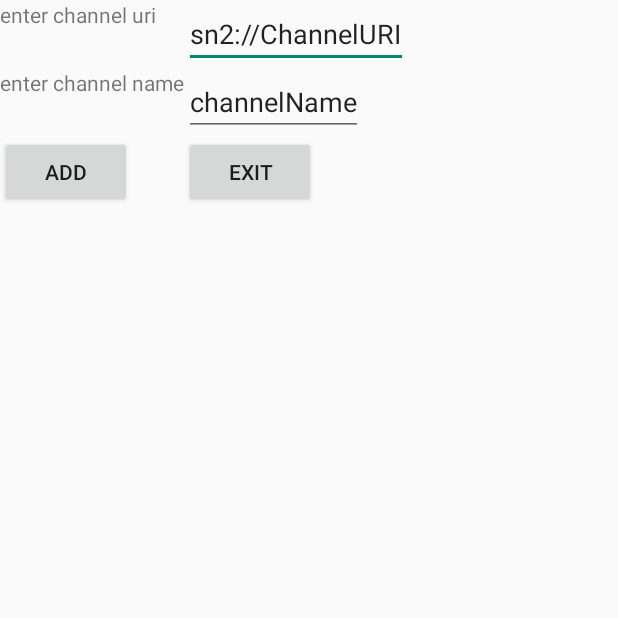
After one commit to SharedKnowledge/SharkNet2Android, an Android app: the AddMakanActivity screen opened directly, with no data from a screen before it, on a phone screen of 412 x 824 dp, the top half of it. The commit adds this screen. Run offline under Robolectric (Android 15) with nearby library versions, the phone set to English and light mode, and no system bars; 3 statements that could not run were skipped.

Commit message:
there is progress with makan

```diff
--- a/app/src/main/AndroidManifest.xml
+++ b/app/src/main/AndroidManifest.xml
@@ -27,10 +27,11 @@
             android:launchMode="singleTask">
             <intent-filter>
                 <action android:name="android.intent.action.MAIN" />
-
                 <category android:name="android.intent.category.LAUNCHER" />
             </intent-filter>
         </activity>
+
+        <activity android:name=".makan.android.AddMakanActivity" />
         <activity android:name=".radar.android.RadarActivity" />
         <activity android:name=".makan.android.MakanViewActivity" />
         <activity android:name=".makan.android.MakanAddMessageActivity" />
--- /dev/null
+++ b/app/src/main/java/net/sharksystem/makan/android/AddMakanActivity.java
@@ -0,0 +1,55 @@
+package net.sharksystem.makan.android;
+
+import android.content.Intent;
+import android.os.Bundle;
+import android.util.Log;
+import android.view.View;
+import android.widget.EditText;
+import android.widget.Toast;
+
+import net.sharksystem.R;
+import net.sharksystem.asap.ASAPException;
+import net.sharksystem.sharknet.android.SharkNetActivity;
+import net.sharksystem.sharknet.android.SharkNetApp;
+
+import java.io.IOException;
+
+public class AddMakanActivity extends SharkNetActivity {
+    protected void onCreate(Bundle savedInstanceState) {
+        super.onCreate(savedInstanceState);
+        Log.d(this.getLogStart(), "onCreate");
+
+        setContentView(R.layout.makan_add_makan_drawer_layout);
+
+        this.getSharkNetApp().setupDrawerLayout(this);
+
+        // initialize MakanApp
+        MakanApp.getMakanApp(this);
+    }
+
+    public void onClick(View view) {
+        if(view == this.findViewById(R.id.makanAddMakanDoAdd)) {
+            EditText uriText = this.findViewById(R.id.makanAddMakanURI);
+            EditText nameText = this.findViewById(R.id.makanAddMakanName);
+
+            try {
+                MakanApp.getMakanStorage().createMakan(
+                        uriText.getText(),
+                        nameText.getText(),
+                        SharkNetApp.getSharkNetApp(this).getOwnerID()
+                );
+
+            } catch (IOException | ASAPException e) {
+                String text = "failure: " + e.getLocalizedMessage();
+                Log.e(this.getLogStart(), text);
+                Toast.makeText(this, text, Toast.LENGTH_SHORT).show();
+            }
+        }
+
+        Toast.makeText(this, "bug: no exeception when creating existing channel",
+                Toast.LENGTH_SHORT).show();
+
+        Intent intent = new Intent(this, MakanListActivity.class);
+        this.startActivity(intent);
+    }
+}
--- a/app/src/main/java/net/sharksystem/makan/android/MakanApp.java
+++ b/app/src/main/java/net/sharksystem/makan/android/MakanApp.java
@@ -48,6 +48,7 @@ public class MakanApp {
 
 
     public static MakanStorage getMakanStorage() throws IOException, ASAPException {
+        MakanApp.makanStorage = null; // TODO: DEBUGGING
         if(MakanApp.makanStorage == null) {
             Log.d(LOGSTART, "makanStorage is null - create on");
 
@@ -71,7 +72,7 @@ public class MakanApp {
 
         SharkNetApp sharkNetApp = SharkNetApp.getSharkNetApp(MakanApp.singleton.currentActivity);
         // always create a new one - to keep track of changes in file system
-        Log.d(LOGSTART, "create ASAP storage");
+        Log.d(LOGSTART, "always create new ASAP storage - maybe we make it more permanent later");
         return ASAPEngineFS.getASAPStorage(
                 sharkNetApp.getOwnerName().toString(),
                 sharkNetApp.getASAPAppRootFolderName(MakanApp.MAKAN_FOLDER_NAME),
--- /dev/null
+++ b/app/src/main/res/layout/makan_add_makan_drawer_layout.xml
@@ -0,0 +1,14 @@
+<?xml version="1.0" encoding="utf-8"?>
+<!-- Use DrawerLayout as root container for activity -->
+<android.support.v4.widget.DrawerLayout xmlns:android="http://schemas.android.com/apk/res/android"
+    xmlns:app="http://schemas.android.com/apk/res-auto"
+    android:id="@+id/sharknet_drawer_layout"
+    android:layout_width="match_parent"
+    android:layout_height="match_parent"
+    android:fitsSystemWindows="true">
+
+    <include layout="@layout/makan_add_makan_layout" />
+
+    <include layout="@layout/sharknet_drawer_navigation_view" />
+
+</android.support.v4.widget.DrawerLayout>
--- /dev/null
+++ b/app/src/main/res/layout/makan_add_makan_layout.xml
@@ -0,0 +1,47 @@
+<?xml version="1.0" encoding="utf-8"?>
+
+<GridLayout xmlns:android="http://schemas.android.com/apk/res/android"
+    xmlns:tools="http://schemas.android.com/tools"
+    android:id="@+id/GridLayout1"
+    android:layout_width="wrap_content"
+    android:layout_height="wrap_content"
+    android:columnCount="2"
+    android:rowCount="2"
+    android:orientation="horizontal">
+    <TextView
+        android:id="@+id/makanAddMakanURIExplanation"
+        android:text="@string/makanAddMakanURIExplanationText"
+        android:layout_gravity="left|top" />
+
+    <EditText
+        android:id="@+id/makanAddMakanURI"
+        android:inputType="text"
+        android:text="sn2://ChannelURI"
+        android:layout_gravity="left|top"
+        />
+
+    <TextView
+        android:id="@+id/makanAddMakanNameExplanation"
+        android:text="@string/makanAddMakanNameExplanationText"
+        android:layout_gravity="left|top" />
+
+    <EditText
+        android:id="@+id/makanAddMakanName"
+        android:inputType="text"
+        android:text="channelName"
+        android:layout_gravity="left|top" />
+
+    <Button
+        android:id="@+id/makanAddMakanDoAdd"
+        android:text="Add"
+        android:onClick="onClick"
+        android:layout_gravity="left|top"
+        />
+
+    <Button
+        android:id="@+id/makanAddMakanExit"
+        android:text="Exit"
+        android:layout_gravity="left|top"
+        />
+
+</GridLayout>
--- a/app/src/main/res/values/strings.xml
+++ b/app/src/main/res/values/strings.xml
@@ -37,6 +37,8 @@
     <string name="settingsBluetoothDiscoverableButtonExplanation">Activate BT Discoverable</string>
 
     <string name="settingsBluetoothDiscoveryButtonExplanation">Activate BT Discovery</string>
+    <string name="makanAddMakanURIExplanationText">enter channel uri</string>
+    <string name="makanAddMakanNameExplanationText">enter channel name</string>
 
 
 </resources>
```
Also changed, not shown: app/src/main/java/net/sharksystem/makan/android/MakanAddMessageActivity.java (+21 -19 lines), app/src/main/java/net/sharksystem/makan/android/MakanListActivity.java (+23 -2 lines), app/src/main/java/net/sharksystem/makan/android/viewadapter/MakanViewContentAdapter.java (+4 -22 lines), app/libs/MakanJava_0.2.0.jar.
